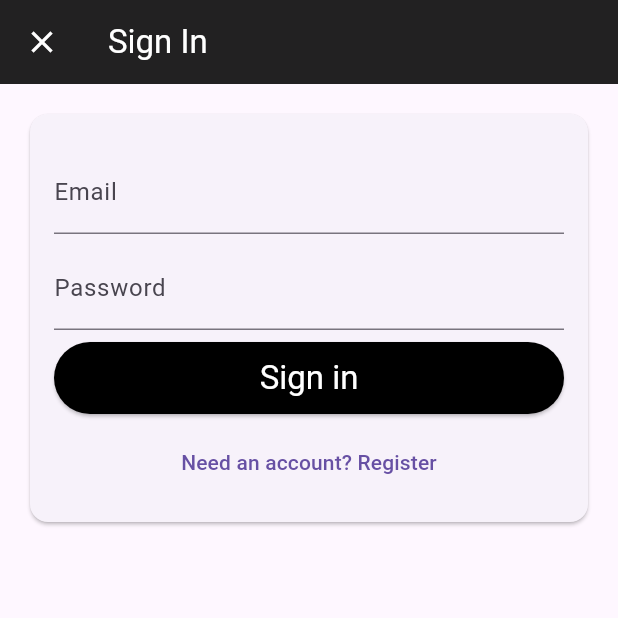
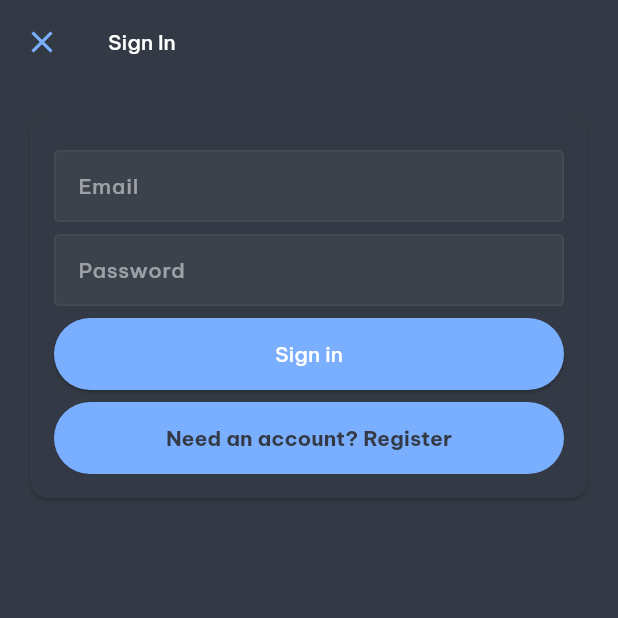
Before and after one commit to ngoluuduythai/flutter_clean_architecture_boilerplate, a Flutter app: the screen it shows after launch, on a phone screen of 412 x 824 dp, the top half of it. Run offline on Flutter 3.47's test engine with Material 3 defaults, Android fonts, the phone set to English and light mode, and no system bars; our stand-ins replace clock, connectivity_plus, dartz, dio, flutter_riverpod, flutter_secure_storage and 8 more; missing offline and left inert: dart:html, dart:js_util; accounts and stored records are empty; generated files the repository leaves out were written again.

Commit message:
feat: add application style

```diff
--- a/lib/app.dart
+++ b/lib/app.dart
@@ -1,6 +1,7 @@
 import 'package:flutter/material.dart';
 import 'package:flutter_clean_architecture_boilerplate/localization/string_hardcoded.dart';
 import 'package:flutter_clean_architecture_boilerplate/routing/app_router.dart';
+import 'package:flutter_clean_architecture_boilerplate/styles/app_themes.dart';
 import 'package:flutter_riverpod/flutter_riverpod.dart';
 
 class MyApp extends ConsumerWidget {
@@ -14,22 +15,18 @@ class MyApp extends ConsumerWidget {
       debugShowCheckedModeBanner: false,
       restorationScopeId: 'app',
       onGenerateTitle: (BuildContext context) => 'My App'.hardcoded,
-      theme: ThemeData(
-        // * Use this to toggle Material 3 (defaults to true since Flutter 3.16)
-        useMaterial3: true,
-        primarySwatch: Colors.grey,
-        appBarTheme: const AppBarTheme(
-          backgroundColor: Colors.black87,
-          foregroundColor: Colors.white,
-          elevation: 0,
-        ),
-        elevatedButtonTheme: ElevatedButtonThemeData(
-          style: ElevatedButton.styleFrom(
-            backgroundColor: Colors.black, // background (button) color
-            foregroundColor: Colors.white, // foreground (text) color
-          ),
-        ),
-      ),
+      supportedLocales: const [
+        // 'en' is the language code. We could optionally provide a
+        // a country code as the second param, e.g.
+        // Locale('en', 'US'). If we do that, we may want to
+        // provide an additional app_en_US.arb file for
+        // region-specific translations.
+        Locale('en', ''),
+        // Locale('vi', ''),
+      ],
+      themeMode: ThemeMode.dark,
+      theme: AppThemes.darkTheme,
+      darkTheme: AppThemes.darkTheme,
     );
   }
 }
--- /dev/null
+++ b/lib/styles/app_colors.dart
@@ -0,0 +1,59 @@
+import 'package:flutter/material.dart';
+
+class AppColors {
+  static const Color primary1 = Color(0xff333a45);
+  static const Color primary2 = Color(0xff7AAEFF);
+  static const Color black = Color(0xff000000);
+  static const Color white = Color(0xffffffff);
+  static Color white20 = const Color(0xffffffff).withOpacity(0.2);
+  static Color white8 = const Color(0xffffffff).withOpacity(0.08);
+  static Color white6 = const Color(0xffffffff).withOpacity(0.06);
+  static Color white12 = Colors.white.withOpacity(0.12);
+  static Color white4 = const Color(0xffffffff).withOpacity(0.04);
+  static Color white50 = const Color(0xffffffff).withOpacity(0.5);
+  static Color white80 = const Color(0xffffffff).withOpacity(0.8);
+  static const Color cameraBackground = Color(0xfff0f0f0);
+  static const Color black30 = Color(0xff242930);
+  static const Color error = Color(0xffe85c4a);
+  static const Color redCaution = Color(0xFFF46262);
+  static const Color transparent = Color(0x00000000);
+  static const Color secondary1 = Color(0xff3b424c);
+  static const Color secondary2 = Color(0xff1c1e2a);
+  static const Color secondary3 = Color(0xff21232e);
+  static const Color secondary4 = Color(0xff2b2c37);
+  static const Color secondary5 = Color(0xff7a7b82);
+  static const Color secondary6 = Color(0xffa6a7ab);
+  static const Color secondary7 = Color(0xff3f414c);
+  static const Color secondary8 = Color(0xff1e1f30);
+  static const Color loginCard = Color(0xff3d444e);
+  static const Color greyOut = Color(0xffE5E5E5);
+  static const Color noFrameTitle = Color(0xfff2740a);
+
+  static Color getShade(Color color, {bool darker = false, double value = .1}) {
+    assert(value >= 0 && value <= 1);
+
+    final hsl = HSLColor.fromColor(color);
+    final hslDark = hsl.withLightness(
+        (darker ? (hsl.lightness - value) : (hsl.lightness + value))
+            .clamp(0.0, 1.0));
+
+    return hslDark.toColor();
+  }
+
+  static MaterialColor getMaterialColorFromColor(Color color) {
+    // ignore: no_leading_underscores_for_local_identifiers
+    Map<int, Color> _colorShades = {
+      50: getShade(color, value: 0.5),
+      100: getShade(color, value: 0.4),
+      200: getShade(color, value: 0.3),
+      300: getShade(color, value: 0.2),
+      400: getShade(color, value: 0.1),
+      500: color, //Primary value
+      600: getShade(color, value: 0.1, darker: true),
+      700: getShade(color, value: 0.15, darker: true),
+      800: getShade(color, value: 0.2, darker: true),
+      900: getShade(color, value: 0.25, darker: true),
+    };
+    return MaterialColor(color.value, _colorShades);
+  }
+}
--- /dev/null
+++ b/lib/styles/app_text_styles.dart
@@ -0,0 +1,87 @@
+import 'package:flutter/material.dart';
+import 'package:google_fonts/google_fonts.dart';
+
+class AppTextStyles {
+  static const String fontFamily = 'Be Vietnam Pro';
+
+  static TextStyle bodyLg = GoogleFonts.beVietnamPro(
+    fontSize: 10,
+    fontWeight: FontWeight.w400,
+  );
+
+  static TextStyle bodyXL = GoogleFonts.beVietnamPro(
+    fontSize: 12,
+    fontWeight: FontWeight.w400,
+  );
+
+  static TextStyle body = GoogleFonts.beVietnamPro(
+    fontSize: 8,
+    fontWeight: FontWeight.w400,
+  );
+
+  static TextStyle subtitleLg = GoogleFonts.beVietnamPro(
+    fontSize: 14,
+    fontWeight: FontWeight.w500,
+  );
+
+  static TextStyle subtitleXL = GoogleFonts.beVietnamPro(
+    fontSize: 16,
+    fontWeight: FontWeight.w500,
+  );
+
+  static TextStyle subtitle = GoogleFonts.beVietnamPro(
+    fontSize: 12,
+    fontWeight: FontWeight.w500,
+  );
+
+  static TextStyle subtitleSm = GoogleFonts.beVietnamPro(
+    fontSize: 10,
+    fontWeight: FontWeight.w500,
+  );
+
+  static TextStyle subtitleSmm = GoogleFonts.beVietnamPro(
+    fontSize: 10,
+    fontWeight: FontWeight.w500,
+  );
+
+  static TextStyle subtitle300 = GoogleFonts.beVietnamPro(
+    fontSize: 10,
+    fontWeight: FontWeight.w300,
+    height: 0,
+  );
+
+  static TextStyle h1 = GoogleFonts.beVietnamPro(
+    fontSize: 22,
+    fontWeight: FontWeight.w700,
+  );
+
+  static TextStyle h2 = GoogleFonts.beVietnamPro(
+    fontSize: 20,
+    fontWeight: FontWeight.w700,
+  );
+
+  static TextStyle h3 = GoogleFonts.beVietnamPro(
+    fontSize: 16,
+    fontWeight: FontWeight.w700,
+  );
+
+  static TextStyle h4 = GoogleFonts.beVietnamPro(
+    fontSize: 14,
+    fontWeight: FontWeight.w700,
+  );
+
+  static TextStyle h5 = GoogleFonts.beVietnamPro(
+    fontSize: 12,
+    fontWeight: FontWeight.w700,
+  );
+
+  static TextStyle textLg = GoogleFonts.beVietnamPro(
+    fontSize: 14,
+    fontWeight: FontWeight.w300,
+  );
+
+  static TextStyle textM = GoogleFonts.beVietnamPro(
+    fontSize: 12,
+    fontWeight: FontWeight.w300,
+  );
+}
--- /dev/null
+++ b/lib/styles/app_themes.dart
@@ -0,0 +1,335 @@
+import 'package:flutter/material.dart';
+import 'package:flutter_clean_architecture_boilerplate/styles/app_colors.dart';
+import 'package:flutter_clean_architecture_boilerplate/styles/app_text_styles.dart';
+
+class AppThemes {
+  static ThemeData get darkTheme {
+    return ThemeData(
+      useMaterial3: true,
+      canvasColor: AppColors.transparent,
+      brightness: Brightness.dark,
+      fontFamily: AppTextStyles.fontFamily,
+      primaryColor: AppColors.getMaterialColorFromColor(AppColors.primary1),
+      scaffoldBackgroundColor: AppColors.primary1,
+      textTheme: TextThemes.darkTextTheme,
+      primaryTextTheme: TextThemes.primaryTextTheme,
+      appBarTheme: AppBarTheme(
+        titleTextStyle: TextThemes.darkTextTheme.titleLarge,
+        actionsIconTheme: const IconThemeData(
+          color: AppColors.primary2,
+        ),
+        iconTheme: const IconThemeData(
+          color: AppColors.primary2, //change your color here
+        ),
+        elevation: 0,
+        backgroundColor: AppColors.primary1,
+      ),
+      tooltipTheme: TooltipThemeData(
+        textStyle: AppTextStyles.bodyLg,
+        decoration: BoxDecoration(
+          borderRadius: BorderRadius.circular(15),
+          color: AppColors.black.withOpacity(0.82),
+        ),
+      ),
+      navigationRailTheme: NavigationRailThemeData(
+        backgroundColor: AppColors.primary1,
+        useIndicator: true,
+        indicatorColor: AppColors.transparent,
+        labelType: NavigationRailLabelType.all,
+        selectedLabelTextStyle:
+            AppTextStyles.subtitleSm.copyWith(color: AppColors.primary2),
+        unselectedLabelTextStyle:
+            AppTextStyles.subtitleSm.copyWith(color: AppColors.white),
+        selectedIconTheme: const IconThemeData(
+          color: AppColors.primary2,
+        ),
+        unselectedIconTheme: const IconThemeData(
+          color: AppColors.white,
+        ),
+      ),
+      bottomNavigationBarTheme: const BottomNavigationBarThemeData(
+        backgroundColor: AppColors.primary1,
+        selectedItemColor: AppColors.primary2,
+        unselectedItemColor: AppColors.white,
+      ),
+      elevatedButtonTheme: ElevatedButtonThemeData(
+        style: ElevatedButton.styleFrom(
+          shape: RoundedRectangleBorder(
+            borderRadius: BorderRadius.circular(26.0),
+          ),
+          backgroundColor: AppColors.primary2,
+          foregroundColor: AppColors.black,
+          disabledBackgroundColor: AppColors.primary2,
+          disabledForegroundColor: AppColors.black,
+          textStyle: AppTextStyles.h4,
+        ),
+      ),
+      textButtonTheme: TextButtonThemeData(
+        style: ElevatedButton.styleFrom(
+          shape: RoundedRectangleBorder(
+            borderRadius: BorderRadius.circular(26.0),
+          ),
+          backgroundColor: AppColors.primary2,
+          textStyle: AppTextStyles.h4,
+        ),
+      ),
+      inputDecorationTheme: InputDecorationTheme(
+        errorStyle: AppTextStyles.subtitle.copyWith(color: AppColors.error),
+        filled: true,
+        fillColor: WidgetStateColor.resolveWith((Set<WidgetState> states) {
+          return states.contains(WidgetState.focused)
+              ? AppColors.white8
+              : AppColors.secondary1;
+        }),
+        border: OutlineInputBorder(
+          borderSide: BorderSide(color: AppColors.white6, width: 1.0),
+          borderRadius: BorderRadius.circular(4.0),
+        ),
+        enabledBorder: OutlineInputBorder(
+          borderSide: BorderSide(color: AppColors.white6, width: 1.0),
+          borderRadius: BorderRadius.circular(4.0),
+        ),
+        focusedBorder: OutlineInputBorder(
+          borderSide: const BorderSide(color: AppColors.primary2, width: 1.0),
+          borderRadius: BorderRadius.circular(4.0),
+        ),
+        floatingLabelStyle:
+            WidgetStateTextStyle.resolveWith((Set<WidgetState> states) {
+          final Color color = states.contains(WidgetState.focused)
+              ? AppColors.primary2
+              : AppColors.white50;
+          return TextStyle(color: color);
+        }),
+        labelStyle: AppTextStyles.subtitleLg.copyWith(color: AppColors.white50),
+        suffixIconColor: AppColors.primary2,
+      ),
+      iconTheme: const IconThemeData(
+        color: AppColors.primary2,
+      ),
+      disabledColor: AppColors.white20,
+      expansionTileTheme: const ExpansionTileThemeData(
+        collapsedIconColor: AppColors.white,
+        iconColor: AppColors.white,
+        textColor: AppColors.white,
+      ),
+      dialogTheme: DialogTheme(
+        titleTextStyle: AppTextStyles.h2.copyWith(color: AppColors.white),
+        contentTextStyle:
+            AppTextStyles.subtitleLg.copyWith(color: AppColors.white),
+        shape: RoundedRectangleBorder(
+          borderRadius: BorderRadius.circular(10.0),
+        ),
+        backgroundColor: AppColors.secondary1,
+      ),
+      checkboxTheme: CheckboxThemeData(
+        shape: const CircleBorder(),
+        checkColor: WidgetStateProperty.all(AppColors.black),
+        fillColor: WidgetStateProperty.all(
+          AppColors.primary2,
+        ),
+        side: BorderSide(color: AppColors.white20, width: 1.0),
+      ),
+      colorScheme: const ColorScheme.dark(
+        primary: AppColors.primary1,
+        secondary: AppColors.primary2,
+        surface: AppColors.primary1,
+      ).copyWith(surface: AppColors.black),
+    );
+  }
+
+  static ThemeData get lightTheme {
+    return ThemeData(
+      useMaterial3: true,
+      canvasColor: AppColors.transparent,
+      brightness: Brightness.dark,
+      fontFamily: AppTextStyles.fontFamily,
+      primaryColor: AppColors.getMaterialColorFromColor(AppColors.primary1),
+      scaffoldBackgroundColor: AppColors.primary1,
+      textTheme: TextThemes.darkTextTheme,
+      primaryTextTheme: TextThemes.primaryTextTheme,
+      appBarTheme: AppBarTheme(
+        titleTextStyle: TextThemes.darkTextTheme.titleLarge,
+        actionsIconTheme: const IconThemeData(
+          color: AppColors.primary2,
+        ),
+        iconTheme: const IconThemeData(
+          color: AppColors.primary2, //change your color here
+        ),
+        elevation: 0,
+        backgroundColor: AppColors.primary1,
+      ),
+      navigationRailTheme: NavigationRailThemeData(
+        backgroundColor: AppColors.primary1,
+        useIndicator: true,
+        indicatorColor: AppColors.transparent,
+        labelType: NavigationRailLabelType.all,
+        selectedLabelTextStyle:
+            AppTextStyles.subtitleSm.copyWith(color: AppColors.primary2),
+        unselectedLabelTextStyle:
+            AppTextStyles.subtitleSm.copyWith(color: AppColors.white),
+        selectedIconTheme: const IconThemeData(
+          color: AppColors.primary2,
+        ),
+        unselectedIconTheme: const IconThemeData(
+          color: AppColors.white,
+        ),
+      ),
+      tooltipTheme: TooltipThemeData(
+        textStyle: AppTextStyles.bodyLg,
+        decoration: BoxDecoration(
+          borderRadius: BorderRadius.circular(15),
+          color: AppColors.black.withOpacity(0.82),
+        ),
+      ),
+      bottomNavigationBarTheme: const BottomNavigationBarThemeData(
+        backgroundColor: AppColors.primary1,
+        selectedItemColor: AppColors.primary2,
+        unselectedItemColor: AppColors.white,
+      ),
+      elevatedButtonTheme: ElevatedButtonThemeData(
+        style: ElevatedButton.styleFrom(
+          shape: RoundedRectangleBorder(
+            borderRadius: BorderRadius.circular(26.0),
+          ),
+          backgroundColor: AppColors.primary2,
+          foregroundColor: AppColors.black,
+          disabledBackgroundColor: AppColors.primary2,
+          disabledForegroundColor: AppColors.black,
+          textStyle: AppTextStyles.h4,
+        ),
+      ),
+      textButtonTheme: TextButtonThemeData(
+        style: ElevatedButton.styleFrom(
+          shape: RoundedRectangleBorder(
+            borderRadius: BorderRadius.circular(26.0),
+          ),
+          backgroundColor: AppColors.primary2,
+          textStyle: AppTextStyles.h4,
+        ),
+      ),
+      inputDecorationTheme: InputDecorationTheme(
+        errorStyle: AppTextStyles.subtitle.copyWith(color: AppColors.error),
+        filled: true,
+        fillColor: WidgetStateColor.resolveWith((Set<WidgetState> states) {
+          return states.contains(WidgetState.focused)
+              ? AppColors.white8
+              : AppColors.secondary1;
+        }),
+        border: OutlineInputBorder(
+          borderSide: BorderSide(color: AppColors.white6, width: 1.0),
+          borderRadius: BorderRadius.circular(4.0),
+        ),
+        enabledBorder: OutlineInputBorder(
+          borderSide: BorderSide(color: AppColors.white6, width: 1.0),
+          borderRadius: BorderRadius.circular(4.0),
+        ),
+        focusedBorder: OutlineInputBorder(
+          borderSide: const BorderSide(color: AppColors.primary2, width: 1.0),
+          borderRadius: BorderRadius.circular(4.0),
+        ),
+        floatingLabelStyle:
+            WidgetStateTextStyle.resolveWith((Set<WidgetState> states) {
+          final Color color = states.contains(WidgetState.focused)
+              ? AppColors.primary2
+              : AppColors.white50;
+          return TextStyle(color: color);
+        }),
+        labelStyle: AppTextStyles.subtitleLg.copyWith(color: AppColors.white50),
+        suffixIconColor: AppColors.primary2,
+      ),
+      iconTheme: const IconThemeData(
+        color: AppColors.primary2,
+      ),
+      disabledColor: AppColors.white20,
+      expansionTileTheme: const ExpansionTileThemeData(
+        collapsedIconColor: AppColors.white,
+        iconColor: AppColors.white,
+        textColor: AppColors.white,
+      ),
+      dialogTheme: DialogTheme(
+        titleTextStyle: AppTextStyles.h2.copyWith(color: AppColors.white),
+        contentTextStyle:
+            AppTextStyles.subtitleLg.copyWith(color: AppColors.white),
+        shape: RoundedRectangleBorder(
+          borderRadius: BorderRadius.circular(10.0),
+        ),
+        backgroundColor: AppColors.secondary1,
+      ),
+      checkboxTheme: CheckboxThemeData(
+        shape: const CircleBorder(),
+        checkColor: WidgetStateProperty.all(AppColors.black),
+        fillColor: WidgetStateProperty.all(
+          AppColors.primary2,
+        ),
+        side: BorderSide(color: AppColors.white20, width: 1.0),
+      ),
+      colorScheme: const ColorScheme.dark(
+        primary: AppColors.primary1,
+        secondary: AppColors.primary2,
+        surface: AppColors.primary1,
+      ).copyWith(surface: AppColors.black),
+    );
+  }
+}
+
+class TextThemes {
+  static TextTheme get textTheme {
+    return TextTheme(
+      bodyLarge: AppTextStyles.bodyLg,
+      bodyMedium: AppTextStyles.body,
+      titleLarge: AppTextStyles.subtitleLg,
+      titleMedium: AppTextStyles.subtitle,
+      titleSmall: AppTextStyles.subtitleSm,
+      displayLarge: AppTextStyles.h1,
+      displayMedium: AppTextStyles.h2,
+      displaySmall: AppTextStyles.h3,
+      headlineMedium: AppTextStyles.h4,
+      headlineSmall: AppTextStyles.h5,
+    );
+  }
+
+  static TextTheme get darkTextTheme {
+    return TextTheme(
+      bodyLarge: AppTextStyles.bodyLg.copyWith(color: AppColors.white),
+      bodyMedium: AppTextStyles.body.copyWith(color: AppColors.white),
+      titleLarge: AppTextStyles.subtitleLg.copyWith(color: AppColors.white),
+      titleMedium: AppTextStyles.subtitle.copyWith(color: AppColors.white),
+      titleSmall: AppTextStyles.subtitleSm.copyWith(color: AppColors.white),
+      displayLarge: AppTextStyles.h1.copyWith(color: AppColors.white),
+      displayMedium: AppTextStyles.h2.copyWith(color: AppColors.white),
+      displaySmall: AppTextStyles.h3.copyWith(color: AppColors.white),
+      headlineMedium: AppTextStyles.h4.copyWith(color: AppColors.white),
+      headlineSmall: AppTextStyles.h5.copyWith(color: AppColors.white),
+    );
+  }
+
+  static TextTheme get lightTextTheme {
+    return TextTheme(
+      bodyLarge: AppTextStyles.bodyLg.copyWith(color: AppColors.black),
+      bodyMedium: AppTextStyles.body.copyWith(color: AppColors.black),
+      titleLarge: AppTextStyles.subtitleLg.copyWith(color: AppColors.black),
+      titleMedium: AppTextStyles.subtitle.copyWith(color: AppColors.black),
+      titleSmall: AppTextStyles.subtitleSm.copyWith(color: AppColors.black),
+      displayLarge: AppTextStyles.h1.copyWith(color: AppColors.black),
+      displayMedium: AppTextStyles.h2.copyWith(color: AppColors.black),
+      displaySmall: AppTextStyles.h3.copyWith(color: AppColors.black),
+      headlineMedium: AppTextStyles.h4.copyWith(color: AppColors.black),
+      headlineSmall: AppTextStyles.h5.copyWith(color: AppColors.black),
+    );
+  }
+
+  static TextTheme get primaryTextTheme {
+    return TextTheme(
+      bodyLarge: AppTextStyles.bodyLg.copyWith(color: AppColors.white),
+      bodyMedium: AppTextStyles.body.copyWith(color: AppColors.white),
+      titleLarge: AppTextStyles.subtitleLg.copyWith(color: AppColors.white),
+      titleMedium: AppTextStyles.subtitle.copyWith(color: AppColors.white),
+      titleSmall: AppTextStyles.subtitleSm.copyWith(color: AppColors.white),
+      displayLarge: AppTextStyles.h1.copyWith(color: AppColors.white),
+      displayMedium: AppTextStyles.h2.copyWith(color: AppColors.white),
+      displaySmall: AppTextStyles.h3.copyWith(color: AppColors.white),
+      headlineMedium: AppTextStyles.h4.copyWith(color: AppColors.white),
+      headlineSmall: AppTextStyles.h5.copyWith(color: AppColors.white),
+    );
+  }
+}
--- a/pubspec.yaml
+++ b/pubspec.yaml
@@ -52,6 +52,7 @@ dependencies:
   hive_flutter: ^1.1.0
   shared_preferences: ^2.2.3
   flutter_secure_storage: ^4.2.1
+  google_fonts: ^6.2.1
 
 dev_dependencies:
   flutter_test:
```
Also changed, not shown: lib/main.dart (+10 -2 lines), pubspec.lock.
